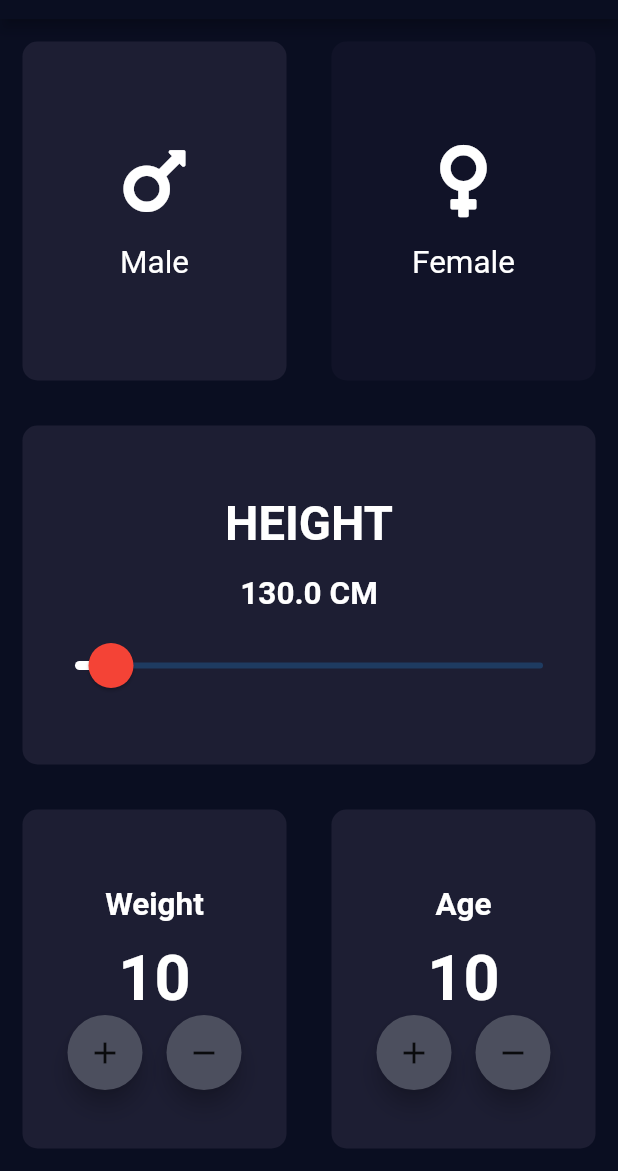
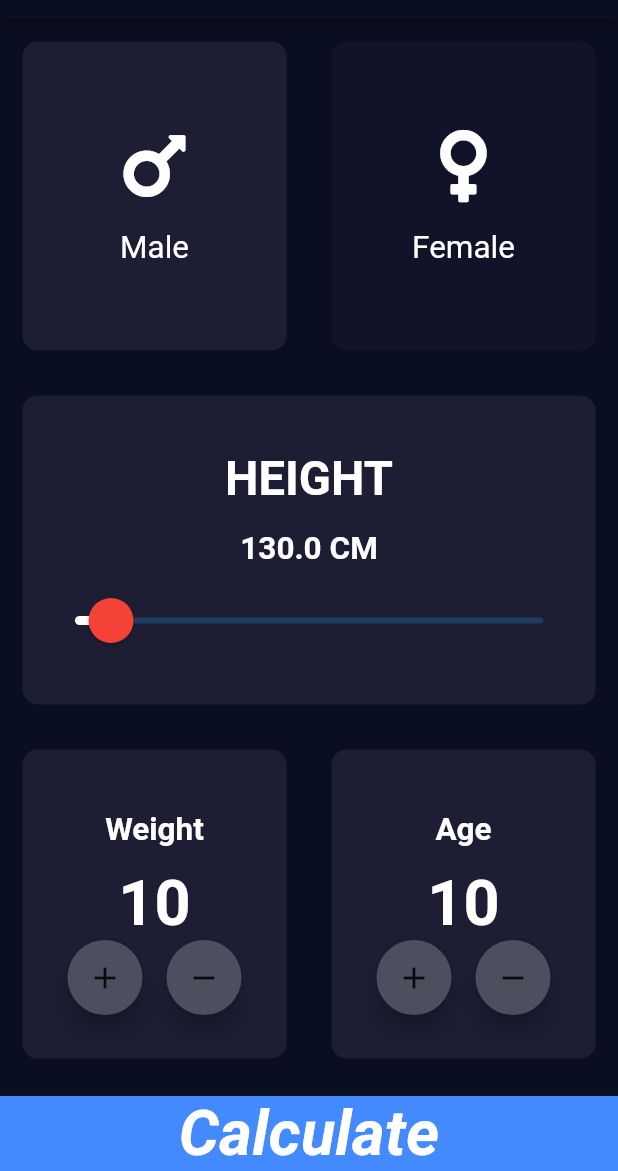
Before and after one commit to ajinkyavn1/bmi_calculator, a Flutter app: the MyHomePage screen opened directly, on a phone screen of 412 x 824 dp, the part 65-1236 px from its top. Run offline on Flutter 3.47's test engine with Material 2 defaults, Android fonts, the phone set to English and light mode, and no system bars; our stand-ins replace font_awesome_flutter, velocity_x.

Commit message:
Navigator Implement

```diff
--- a/lib/MyHomePage.dart
+++ b/lib/MyHomePage.dart
@@ -1,4 +1,5 @@
 
+import 'package:bmi_calculator/ResultPage.dart';
 import 'package:bmi_calculator/wiidgets.dart';
 import 'package:flutter/material.dart';
 import 'package:font_awesome_flutter/font_awesome_flutter.dart';
@@ -215,8 +216,19 @@ var Selectedgender=Gender.male;
                       ),
                     ),
                   ),
-
                 ],
+              ),
+            ),
+            GestureDetector(
+              onTap: (){
+               Navigator.push(context, MaterialPageRoute(builder: (context)=>ResultPage()));
+              },
+              child: Container(
+                height: 50,
+                margin: EdgeInsets.only(top: 10),
+                width: double.infinity,
+                color: Colors.blueAccent,
+                child: "Calculate".text.center.xl5.bold.italic.make(),
               ),
             ),
           ],
--- a/lib/ResultPage.dart
+++ b/lib/ResultPage.dart
@@ -1,10 +1,12 @@
 import 'package:flutter/material.dart';
-
+import 'package:velocity_x/velocity_x.dart';
 class ResultPage extends StatelessWidget {
   const ResultPage({Key key}) : super(key: key);
 
   @override
   Widget build(BuildContext context) {
-    return Container();
+    return Scaffold(
+      appBar: AppBar(title:"BMI Result".text.bold.center.make(),),
+    );
   }
 }
```
